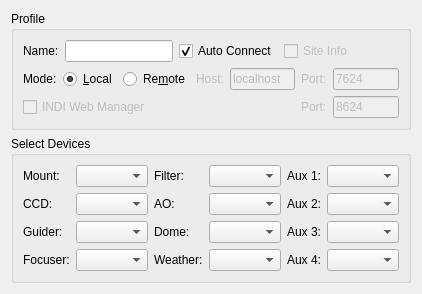
KDE/kstars, file kstars/ekos/profileeditor.ui: the form before one commit.
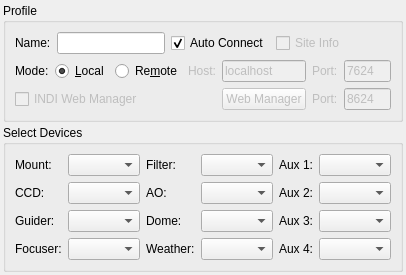
The form after the commit. Icons and pictures are not drawn.

Commit message: Add button to open web manager in browser

```diff
--- a/kstars/ekos/profileeditor.ui
+++ b/kstars/ekos/profileeditor.ui
@@ -6,11 +6,26 @@
    <rect>
     <x>0</x>
     <y>0</y>
-    <width>387</width>
-    <height>275</height>
+    <width>379</width>
+    <height>266</height>
    </rect>
   </property>
   <layout class="QVBoxLayout" name="verticalLayout_2">
+   <property name="spacing">
+    <number>3</number>
+   </property>
+   <property name="leftMargin">
+    <number>3</number>
+   </property>
+   <property name="topMargin">
+    <number>3</number>
+   </property>
+   <property name="rightMargin">
+    <number>3</number>
+   </property>
+   <property name="bottomMargin">
+    <number>3</number>
+   </property>
    <item>
     <widget class="QGroupBox" name="profileGroup">
      <property name="title">
@@ -175,6 +190,29 @@
           </property>
          </widget>
         </item>
+        <item row="1" column="4">
+         <widget class="QPushButton" name="openWebManagerB">
+          <property name="enabled">
+           <bool>false</bool>
+          </property>
+          <property name="toolTip">
+           <string>Open Web Manager in browser</string>
+          </property>
+          <property name="text">
+           <string>Web Manager</string>
+          </property>
+          <property name="icon">
+           <iconset resource="../data/kstars.qrc">
+            <normaloff>:/icons/breeze/default/kstars_xplanet.svg</normaloff>:/icons/breeze/default/kstars_xplanet.svg</iconset>
+          </property>
+          <property name="iconSize">
+           <size>
+            <width>20</width>
+            <height>20</height>
+           </size>
+          </property>
+         </widget>
+        </item>
        </layout>
       </item>
      </layout>
```
Left out of the diff: 30 changed lines with no effect on the pictures. The commit also changes 1 other file.
